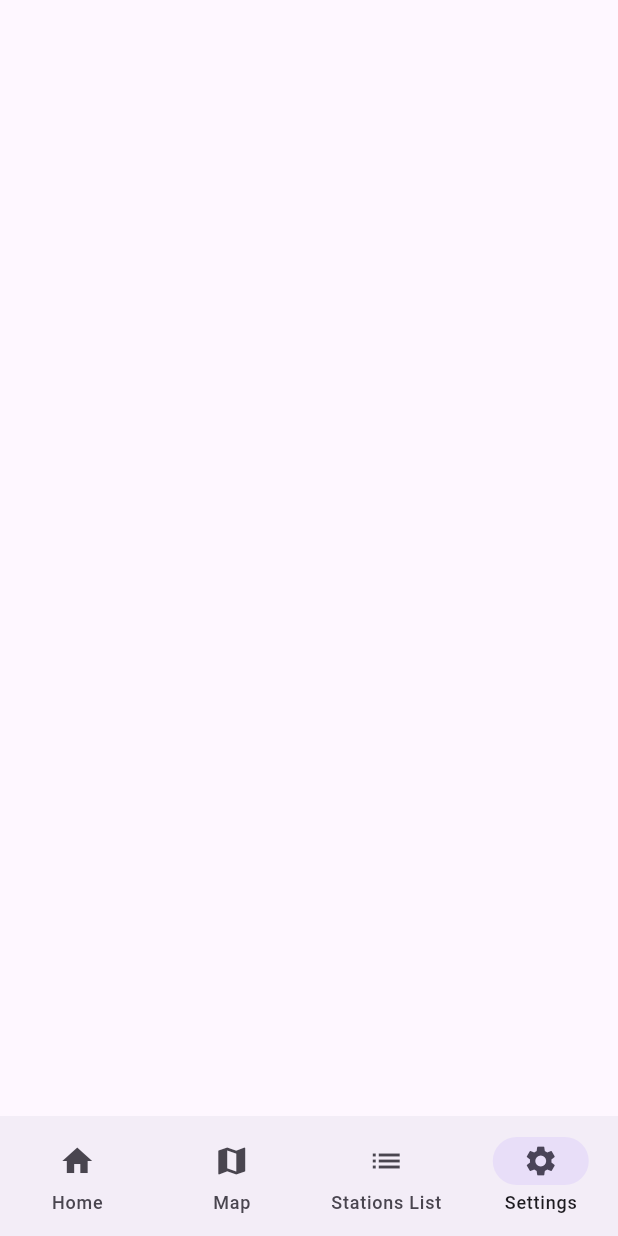
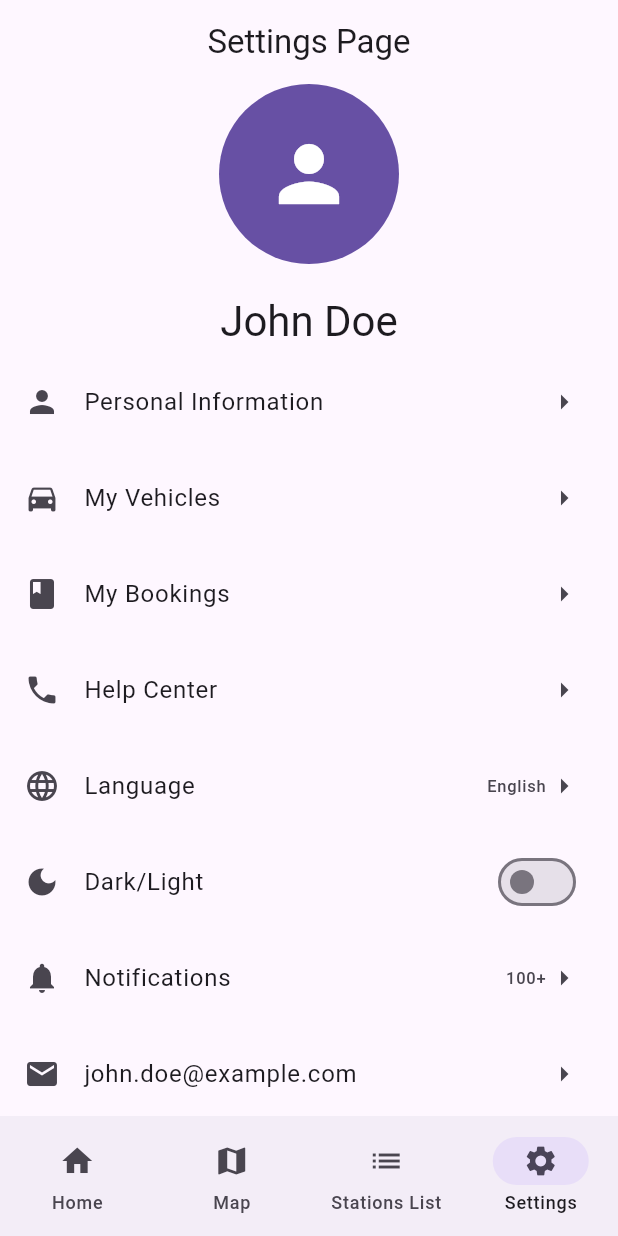
Before and after one commit to wpaczesniak/cargador, a Flutter app: the screen it shows after launch, item 4 of the bottom bar chosen, on a phone screen of 412 x 824 dp. Run offline on Flutter 3.47's test engine with Material 3 defaults, Android fonts, the phone set to English and light mode, and no system bars.

Commit message:
settings

```diff
--- a/lib/pages/map_page.dart
+++ b/lib/pages/map_page.dart
@@ -6,6 +6,9 @@ class MapPage extends StatelessWidget {
 
   @override
   Widget build(BuildContext context) {
-    return Container();
+    return Scaffold(
+      appBar: AppBar(title: const Text('Map Page')),
+      body: const Center(child: Text('Map content goes here')),
+    );
   }
 }
--- a/lib/pages/settings_page.dart
+++ b/lib/pages/settings_page.dart
@@ -5,6 +5,108 @@ class SettingsPage extends StatelessWidget {
 
   @override
   Widget build(BuildContext context) {
-    return Container();
+    return Scaffold(
+      appBar: AppBar(centerTitle: true, title: const Text('Settings Page')),
+      body: SingleChildScrollView(
+        child: Column(
+          children: [Center(
+            child: CircleAvatar(
+              radius: 60,
+              backgroundColor: Theme.of(context).colorScheme.primary,
+              child: const Icon(Icons.person, size: 60, color: Colors.white),
+            ),
+            ),
+            SizedBox(height: 20),
+            Text(
+              'John Doe',
+              style: Theme.of(context).textTheme.headlineMedium,
+            ),
+            SizedBox(height: 8),
+            ListTile(
+              leading: const Icon(Icons.person),
+              title: const Text('Personal Information'),
+              trailing: Icon(Icons.arrow_right),
+            ),
+            SizedBox(height: 8),
+            ListTile(
+              leading: const Icon(Icons.directions_car),
+              title: const Text('My Vehicles'),
+              trailing: Icon(Icons.arrow_right),
+            ),
+            SizedBox(height: 8),
+            ListTile(
+              leading: const Icon(Icons.book),
+              title: const Text('My Bookings'),
+              trailing: Icon(Icons.arrow_right),
+            ),
+            SizedBox(height: 8),
+            ListTile(
+              leading: const Icon(Icons.local_phone),
+              title: const Text('Help Center'),
+              trailing: Icon(Icons.arrow_right),
+            ),
+            SizedBox(height: 8),
+            ListTile(
+              leading: const Icon(Icons.language),
+              title: const Text('Language'),
+              trailing: Row(
+                mainAxisSize: MainAxisSize.min,
+                children: [
+                  Text('English'),
+                  Icon(Icons.arrow_right),
+                ],
+              ),
+            ),
+            SizedBox(height: 8),
+            ListTile(
+              leading: const Icon(Icons.dark_mode),
+              title: const Text('Dark/Light'),
+              trailing: Switch(
+                value: false,
+                onChanged: (val) {
+                  // Handle theme change
+                },
+              ),
+            ),
+            SizedBox(height: 8),
+            ListTile(
+              leading: const Icon(Icons.notifications),
+              title: const Text('Notifications'),
+              trailing: Row(
+                mainAxisSize: MainAxisSize.min,
+                children: [
+                  Text('100+'),
+                  Icon(Icons.arrow_right),
+                ],
+              ),
+            ),
+            SizedBox(height: 8),
+            ListTile(
+              leading: const Icon(Icons.email),
+              title: const Text('john.doe@example.com'),
+              trailing: Icon(Icons.arrow_right),
+            ),
+            SizedBox(height: 8),
+            ListTile(
+              leading: const Icon(Icons.email),
+              title: const Text('john.doe@example.com'),
+              trailing: Icon(Icons.arrow_right),
+            ),
+            SizedBox(height: 8),
+            ListTile(
+              leading: const Icon(Icons.email),
+              title: const Text('john.doe@example.com'),
+              trailing: Icon(Icons.arrow_right),
+            ),
+            SizedBox(height: 8),
+            ListTile(
+              leading: const Icon(Icons.email),
+              title: const Text('john.doe@example.com'),
+              trailing: Icon(Icons.arrow_right),
+            )
+          ],
+        ),
+      ),
+    );
   }
 }
```
